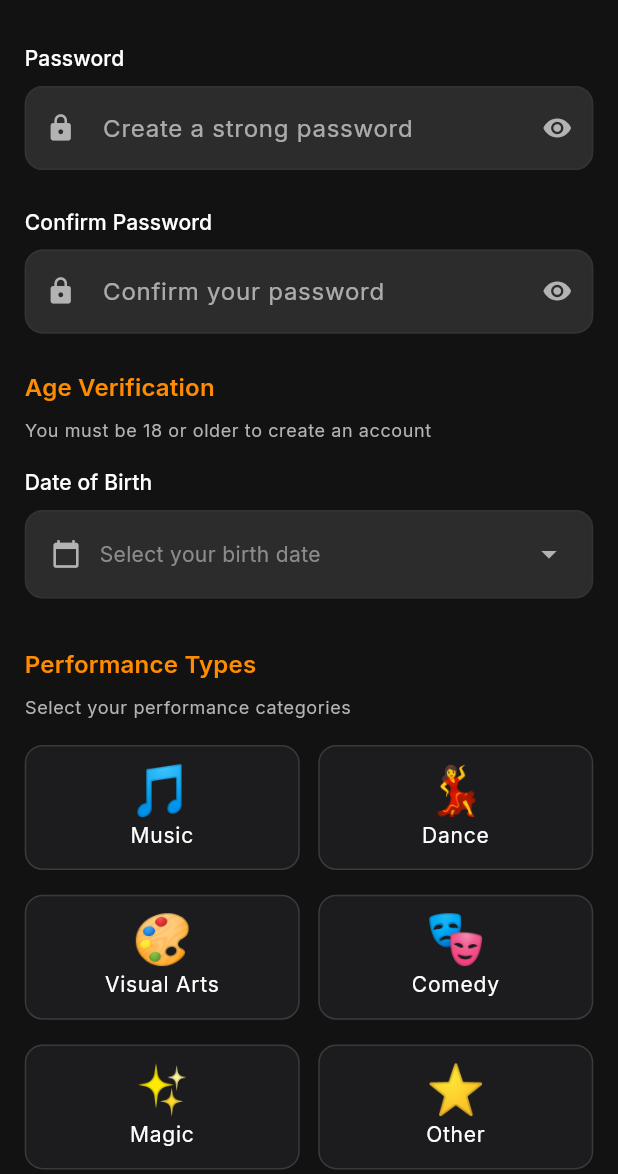
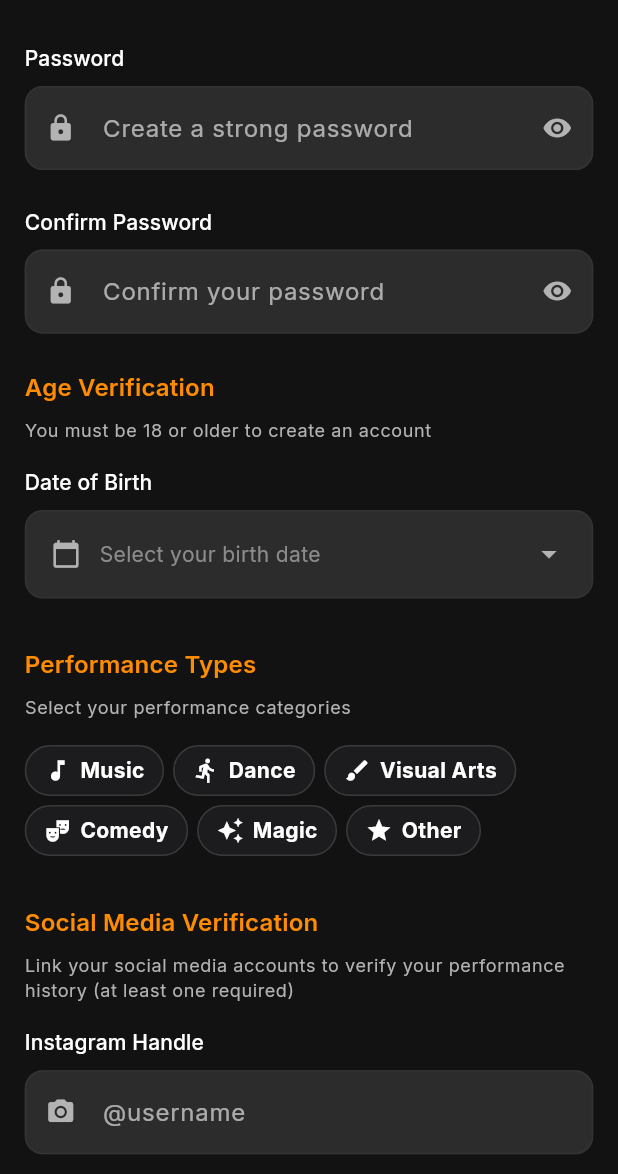
Before and after one commit to Gdogmacbobb/upload-now-works-fix-posting, a Flutter app: the RegistrationScreen screen opened by its route, scrolled down 576 dp, on a phone screen of 412 x 824 dp, the part 62-1236 px from its top. Run offline on Flutter 3.47's test engine with Material 3 defaults, Android fonts, the phone set to English and light mode, and no system bars; our stand-ins replace cached_network_image, camera, connectivity_plus, dio, flutter_svg, google_fonts and 3 more; missing offline and left inert: dart:js, pointer_interceptor; accounts and stored records are empty.

Commit message:
Introduce reusable performance type badges for consistent UI elements
Refactors UI components across multiple screens to utilize a new `PerformanceTypeBadge` widget, replacing custom implementations and improving code consistency.

Replit-Commit-Author: Agent
Replit-Commit-Session-Id: 28a27936-06bb-47ab-8c4d-368ade1be9b2
Replit-Commit-Checkpoint-Type: intermediate_checkpoint
Replit-Commit-Screenshot-Url: https://storage.googleapis.com/screenshot-production-us-central1/3778a8d9-5267-4cac-ae3b-ed25f4f80501/28a27936-06bb-47ab-8c4d-368ade1be9b2/pm1ZNE9

```diff
--- a/lib/presentation/performer_profile/widgets/performance_type_row.dart
+++ b/lib/presentation/performer_profile/widgets/performance_type_row.dart
@@ -1,4 +1,5 @@
 import 'package:flutter/material.dart';
+import 'package:ynfny/widgets/performance_type_badge.dart';
 import '../../../core/app_export.dart';
 
 class PerformanceTypeRow extends StatelessWidget {
@@ -19,57 +20,16 @@ class PerformanceTypeRow extends StatelessWidget {
       scrollDirection: Axis.horizontal,
       child: Row(
         children: performanceTypes.map((type) {
-          final iconData = _getIconForType(type);
-          return Container(
-            margin: const EdgeInsets.only(right: 8),
-            padding: const EdgeInsets.symmetric(horizontal: 12, vertical: 8),
-            decoration: BoxDecoration(
-              color: const Color(0xFFFF8C00).withOpacity(0.15),
-              borderRadius: BorderRadius.circular(20),
-              border: Border.all(
-                color: const Color(0xFFFF8C00),
-                width: 1,
-              ),
-            ),
-            child: Row(
-              mainAxisSize: MainAxisSize.min,
-              children: [
-                Icon(
-                  iconData,
-                  color: const Color(0xFFFF8C00),
-                  size: 18,
-                ),
-                const SizedBox(width: 6),
-                Text(
-                  type,
-                  style: const TextStyle(
-                    color: Colors.white,
-                    fontSize: 14,
-                    fontWeight: FontWeight.w600,
-                  ),
-                ),
-              ],
+          return Padding(
+            padding: const EdgeInsets.only(right: 6),
+            child: PerformanceTypeBadge(
+              label: type,
+              isActive: true,
+              isSelectable: false,
             ),
           );
         }).toList(),
       ),
     );
   }
-
-  IconData _getIconForType(String type) {
-    final lowerType = type.toLowerCase();
-    if (lowerType.contains('music')) {
-      return Icons.music_note;
-    } else if (lowerType.contains('dance')) {
-      return Icons.directions_run;
-    } else if (lowerType.contains('visual') || lowerType.contains('art')) {
-      return Icons.brush;
-    } else if (lowerType.contains('comedy')) {
-      return Icons.theater_comedy;
-    } else if (lowerType.contains('magic')) {
-      return Icons.auto_awesome;
-    } else {
-      return Icons.star;
-    }
-  }
 }
--- a/lib/presentation/registration_screen/widgets/performer_specific_fields.dart
+++ b/lib/presentation/registration_screen/widgets/performer_specific_fields.dart
@@ -1,6 +1,7 @@
 import 'package:flutter/material.dart';
 import 'package:ynfny/utils/responsive_scale.dart';
 import 'package:ynfny/core/constants/performance_categories.dart';
+import 'package:ynfny/widgets/performance_type_badge.dart';
 
 import '../../../core/app_export.dart';
 
@@ -30,16 +31,6 @@ class PerformerSpecificFields extends StatefulWidget {
 }
 
 class _PerformerSpecificFieldsState extends State<PerformerSpecificFields> {
-  Widget _getIconForType(String category, bool isSelected) {
-    return Text(
-      PerformanceCategories.getEmoji(category),
-      style: TextStyle(
-        fontSize: 32,
-        height: 1.0,
-      ),
-    );
-  }
-
   @override
   Widget build(BuildContext context) {
     final mainCategories = PerformanceCategories.getMainCategories();
@@ -158,73 +149,22 @@ class _PerformerSpecificFieldsState extends State<PerformerSpecificFields> {
         ),
         SizedBox(height: 2.h),
 
-        // Main Category Grid
-        GridView.builder(
-          shrinkWrap: true,
-          physics: const NeverScrollableScrollPhysics(),
-          gridDelegate: SliverGridDelegateWithFixedCrossAxisCount(
-            crossAxisCount: 2,
-            crossAxisSpacing: 3.w,
-            mainAxisSpacing: 2.h,
-            childAspectRatio: 2.2,
-          ),
-          itemCount: mainCategories.length,
-          itemBuilder: (context, index) {
-            final category = mainCategories[index];
+        // Main Category Wrap with unified badges
+        Wrap(
+          spacing: 6,
+          runSpacing: 6,
+          children: mainCategories.map((category) {
             final isSelected = widget.selectedPerformanceTypes.contains(category);
 
-            return GestureDetector(
+            return PerformanceTypeBadge(
+              label: category,
+              isActive: isSelected,
+              isSelectable: true,
               onTap: () {
                 widget.onCategoryToggled(category, !isSelected);
               },
-              child: AnimatedContainer(
-                duration: const Duration(milliseconds: 200),
-                curve: Curves.easeInOut,
-                padding: EdgeInsets.all(3.w),
-                decoration: BoxDecoration(
-                  color: isSelected
-                      ? const Color(0xFF2A2A2D)
-                      : const Color(0xFF1C1C1E),
-                  borderRadius: BorderRadius.circular(12),
-                  border: Border.all(
-                    color: isSelected
-                        ? const Color(0xFFFF8C00)
-                        : const Color(0xFF3A3A3D),
-                    width: isSelected ? 2 : 1,
-                  ),
-                  boxShadow: isSelected
-                      ? [
-                          BoxShadow(
-                            color: const Color(0xFFFF8C00).withOpacity(0.3),
-                            blurRadius: 8,
-                            spreadRadius: 0,
-                          ),
-                        ]
-                      : null,
-                ),
-                child: Column(
-                  mainAxisAlignment: MainAxisAlignment.center,
-                  children: [
-                    _getIconForType(category, isSelected),
-                    SizedBox(height: 6),
-                    Text(
-                      category,
-                      style: AppTheme.darkTheme.textTheme.labelMedium?.copyWith(
-                        color: Colors.white,
-                        fontSize: 14,
-                        fontWeight:
-                            isSelected ? FontWeight.w600 : FontWeight.w400,
-                        height: 1.2,
-                      ),
-                      textAlign: TextAlign.center,
-                      maxLines: 1,
-                      overflow: TextOverflow.ellipsis,
-                    ),
-                  ],
-                ),
-              ),
             );
-          },
+          }).toList(),
         ),
 
         SizedBox(height: 4.h),
--- a/lib/presentation/video_upload/video_upload_screen.dart
+++ b/lib/presentation/video_upload/video_upload_screen.dart
@@ -11,6 +11,7 @@ import '../../utils/web_dom_stub.dart' if (dart.library.html) 'dart:html' as htm
 import 'dart:js' if (dart.library.html) 'dart:js' as js;
 import '../../utils/ui_web_stub.dart' if (dart.library.html) 'dart:ui_web' as ui_web;
 import 'package:pointer_interceptor/pointer_interceptor.dart';
+import '../../widgets/performance_type_badge.dart';
 
 class VideoUploadScreen extends StatefulWidget {
   const VideoUploadScreen({Key? key}) : super(key: key);
@@ -598,14 +599,15 @@ class _VideoUploadScreenState extends State<VideoUploadScreen> {
             Text("Performance Type", style: _labelStyle()),
             const SizedBox(height: 8),
             Wrap(
-              spacing: 12,
+              spacing: 6,
+              runSpacing: 6,
               children: ["Music", "Dance", "Visual Arts", "Comedy"].map((type) {
                 final selected = _performanceType == type;
-                return ChoiceChip(
-                  label: Text(type),
-                  selected: selected,
-                  selectedColor: AppTheme.primaryOrange,
-                  onSelected: (_) => setState(() => _performanceType = type),
+                return PerformanceTypeBadge(
+                  label: type,
+                  isActive: selected,
+                  isSelectable: true,
+                  onTap: () => setState(() => _performanceType = type),
                 );
               }).toList(),
             ),
--- /dev/null
+++ b/lib/widgets/performance_type_badge.dart
@@ -0,0 +1,71 @@
+import 'package:flutter/material.dart';
+
+class PerformanceTypeBadge extends StatelessWidget {
+  final String label;
+  final bool isActive;
+  final bool isSelectable;
+  final VoidCallback? onTap;
+
+  const PerformanceTypeBadge({
+    Key? key,
+    required this.label,
+    this.isActive = false,
+    this.isSelectable = false,
+    this.onTap,
+  }) : super(key: key);
+
+  IconData _getIconForType(String type) {
+    final lowerType = type.toLowerCase();
+    if (lowerType.contains('music')) {
+      return Icons.music_note;
+    } else if (lowerType.contains('dance')) {
+      return Icons.directions_run;
+    } else if (lowerType.contains('visual') || lowerType.contains('art')) {
+      return Icons.brush;
+    } else if (lowerType.contains('comedy')) {
+      return Icons.theater_comedy;
+    } else if (lowerType.contains('magic')) {
+      return Icons.auto_awesome;
+    } else {
+      return Icons.star;
+    }
+  }
+
+  @override
+  Widget build(BuildContext context) {
+    final icon = _getIconForType(label);
+
+    return GestureDetector(
+      onTap: isSelectable ? onTap : null,
+      child: Container(
+        padding: const EdgeInsets.symmetric(horizontal: 12, vertical: 6),
+        decoration: BoxDecoration(
+          color: isActive ? const Color(0xFFFF8C00) : const Color(0xFF1C1C1E),
+          borderRadius: BorderRadius.circular(20),
+          border: isSelectable && !isActive
+              ? Border.all(color: const Color(0xFF3A3A3D), width: 1)
+              : null,
+        ),
+        child: Row(
+          mainAxisSize: MainAxisSize.min,
+          children: [
+            Icon(
+              icon,
+              size: 18,
+              color: Colors.white,
+            ),
+            const SizedBox(width: 6),
+            Text(
+              label,
+              style: const TextStyle(
+                color: Colors.white,
+                fontSize: 14,
+                fontWeight: FontWeight.bold,
+              ),
+            ),
+          ],
+        ),
+      ),
+    );
+  }
+}
```
Also changed, not shown: 1 other file.
